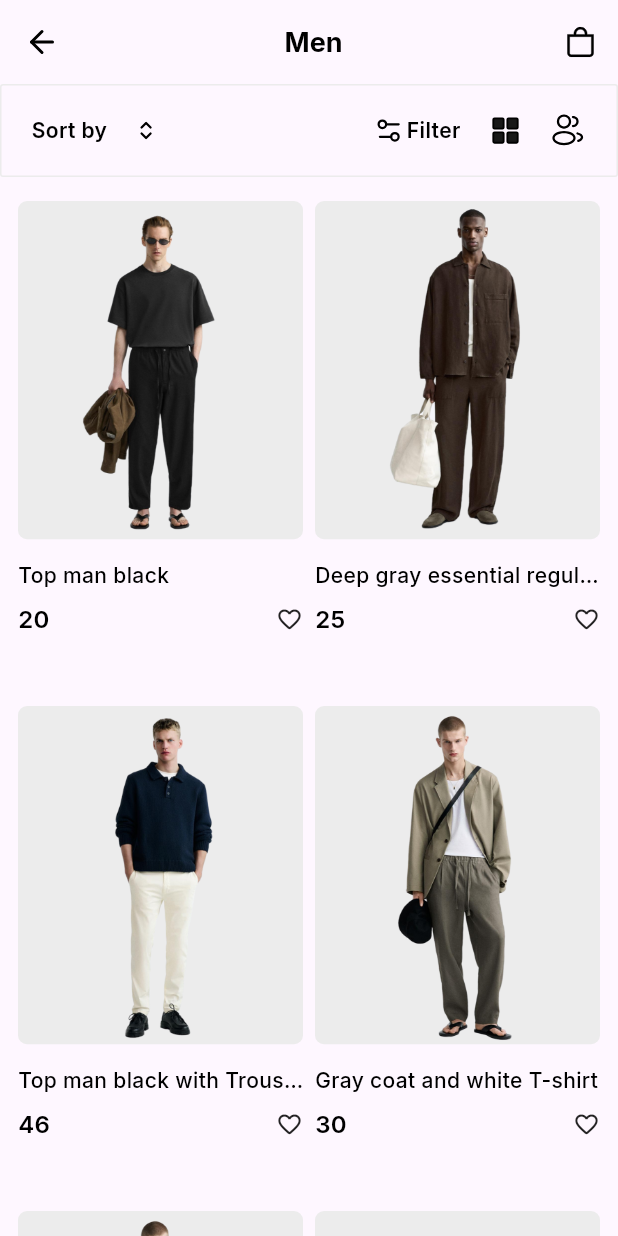
After one commit to kareemezzat25/runwayDesign, a Flutter app: the screen it shows after launch, after a tap on "Women", on a phone screen of 412 x 824 dp. The commit adds this screen. Run offline on Flutter 3.47's test engine with Material 3 defaults, Android fonts, the phone set to English and light mode, and no system bars; our stand-ins replace flutter_screenutil, flutter_svg, gap, google_fonts, video_player.

Commit message:
Cloth model

```diff
--- a/lib/core/resources/app_assets.dart
+++ b/lib/core/resources/app_assets.dart
@@ -1,16 +1,27 @@
 const String imageCategory = "assets/images/categories";
+const String imageModel = "assets/images/menmodels";
 const String logopath = "assets/logo";
 const String svgsPath = "assets/svgs";
 const String videosPath = "assets/videos";
 
 class AppAssets {
+  // image logo
   static const String appLogo = "$logopath/Runway.png";
+  // categories
   static const String womenCategory = "$imageCategory/women.png";
   static const String menCategory = "$imageCategory/men.png";
   static const String kidsCategory = "$imageCategory/kids.png";
   static const String dealsCategory = "$imageCategory/deals.png";
   static const String homeCategory = "$imageCategory/Home.png";
+  // models
+  static const String model1 = "$imageModel/model1.png";
+  static const String model2 = "$imageModel/model2.png";
+  static const String model3 = "$imageModel/model3.png";
+  static const String model4 = "$imageModel/model4.png";
+  static const String model5 = "$imageModel/model5.png";
+  static const String model6 = "$imageModel/model6.png";
 
+  //svgs
   static const String chartIcon = "$svgsPath/bar-chart.svg";
   static const String cartIcon = "$svgsPath/cart.svg";
   static const String filter = "$svgsPath/filter.svg";
@@ -19,6 +30,8 @@ class AppAssets {
   static const String notificationIcon = "$svgsPath/notification.svg";
   static const String sortIcon = "$svgsPath/sort.svg";
   static const String usersIcon = "$svgsPath/users.svg";
+  static const String arrowLeftIcon = "$svgsPath/arrow-left.svg";
 
+  //videos
   static const String homeVideo = "$videosPath/homevideo.mov";
 }
--- a/lib/core/resources/app_colors.dart
+++ b/lib/core/resources/app_colors.dart
@@ -3,4 +3,5 @@ import 'package:flutter/material.dart';
 class AppColors {
   static const Color blackColor = Color(0xff000000);
   static const Color textBlackColor = Color(0xff131313);
+  static const Color clothColor = Color(0xffECECEC);
 }
--- a/lib/core/resources/app_data.dart
+++ b/lib/core/resources/app_data.dart
@@ -1,5 +1,6 @@
 import 'package:runway_app/core/resources/app_assets.dart';
 import 'package:runway_app/models/category_model.dart';
+import 'package:runway_app/models/cloth_model.dart';
 
 class AppData {
   static List<CategoryModel> categories = [
@@ -14,4 +15,37 @@ class AppData {
       categoryName: "Deals",
     ),
   ];
+
+  static List<ClothModel> clothModels = [
+    ClothModel(
+      clothImage: AppAssets.model1,
+      clothTitle: "Top man black",
+      clothPrice: "20",
+    ),
+    ClothModel(
+      clothImage: AppAssets.model2,
+      clothTitle: "Deep gray essential regular",
+      clothPrice: "25",
+    ),
+    ClothModel(
+      clothImage: AppAssets.model3,
+      clothTitle: "Top man black with Trousiers",
+      clothPrice: "46",
+    ),
+    ClothModel(
+      clothImage: AppAssets.model4,
+      clothTitle: "Gray coat and white T-shirt",
+      clothPrice: "30",
+    ),
+    ClothModel(
+      clothImage: AppAssets.model4,
+      clothTitle: "Top man black",
+      clothPrice: "32",
+    ),
+    ClothModel(
+      clothImage: AppAssets.model6,
+      clothTitle: "Top man black",
+      clothPrice: "43",
+    ),
+  ];
 }
--- a/lib/main.dart
+++ b/lib/main.dart
@@ -1,6 +1,7 @@
 import 'package:flutter/material.dart';
 import 'package:flutter_screenutil/flutter_screenutil.dart';
 import 'package:runway_app/views/homeview.dart';
+import 'package:runway_app/views/modelview.dart';
 import 'package:runway_app/views/splashview.dart';
 
 void main() {
@@ -22,6 +23,7 @@ class MyApp extends StatelessWidget {
           routes: {
             SplashView.routeName: (context) => SplashView(),
             HomeView.routeName: (context) => HomeView(),
+            ModelView.routeName: (context) => ModelView(),
           },
           debugShowCheckedModeBanner: false,
         );
--- /dev/null
+++ b/lib/models/cloth_model.dart
@@ -0,0 +1,11 @@
+class ClothModel {
+  String clothImage;
+  String clothTitle;
+  String clothPrice;
+
+  ClothModel({
+    required this.clothImage,
+    required this.clothTitle,
+    required this.clothPrice,
+  });
+}
--- a/lib/views/homeview.dart
+++ b/lib/views/homeview.dart
@@ -6,6 +6,7 @@ import 'package:google_fonts/google_fonts.dart';
 import 'package:runway_app/core/resources/app_assets.dart';
 import 'package:runway_app/core/resources/app_colors.dart';
 import 'package:runway_app/core/resources/app_data.dart';
+import 'package:runway_app/widgets/category_Item.dart';
 import 'package:runway_app/widgets/customappbar.dart';
 import 'package:video_player/video_player.dart';
 
@@ -70,23 +71,10 @@ class _HomeViewState extends State<HomeView> {
                       scrollDirection: Axis.horizontal,
 
                       itemBuilder: (context, index) {
-                        return Column(
-                          children: [
-                            Image.asset(
+                        return CategoryItem(
+                          categoryImage:
                               AppData.categories[index].categoryImage,
-                              width: 75,
-                              fit: BoxFit.fill,
-                            ),
-                            Gap(12),
-                            Text(
-                              AppData.categories[index].categoryName,
-                              style: GoogleFonts.inter(
-                                fontSize: 14,
-                                fontWeight: FontWeight.w600,
-                                color: AppColors.textBlackColor,
-                              ),
-                            ),
-                          ],
+                          categoryName: AppData.categories[index].categoryName,
                         );
                       },
                       separatorBuilder: (context, index) {
--- /dev/null
+++ b/lib/views/modelview.dart
@@ -0,0 +1,131 @@
+import 'package:flutter/material.dart';
+import 'package:flutter_screenutil/flutter_screenutil.dart';
+import 'package:flutter_svg/svg.dart';
+import 'package:gap/gap.dart';
+import 'package:google_fonts/google_fonts.dart';
+import 'package:runway_app/core/resources/app_assets.dart';
+import 'package:runway_app/core/resources/app_colors.dart';
+import 'package:runway_app/core/resources/app_data.dart';
+import 'package:runway_app/widgets/customappbar.dart';
+
+class ModelView extends StatelessWidget {
+  static const String routeName = "Modelview";
+  const ModelView({super.key});
+
+  @override
+  Widget build(BuildContext context) {
+    return Scaffold(
+      appBar: CustomAppBar(
+        leadingIcon: AppAssets.arrowLeftIcon,
+        title: "Men",
+        suffixIcon: AppAssets.cartIcon,
+      ),
+      body: SingleChildScrollView(
+        child: Column(
+          children: [
+            Container(
+              padding: EdgeInsets.symmetric(horizontal: 20, vertical: 18),
+              decoration: BoxDecoration(
+                shape: BoxShape.rectangle,
+                border: Border.fromBorderSide(
+                  BorderSide(color: AppColors.clothColor),
+                ),
+                borderRadius: BorderRadius.all(Radius.circular(2)),
+              ),
+              child: Row(
+                children: [
+                  Text(
+                    "Sort by",
+                    style: GoogleFonts.inter(
+                      fontSize: 14,
+                      fontWeight: FontWeight.w600,
+                      color: AppColors.blackColor,
+                    ),
+                  ),
+                  Gap(20),
+                  SvgPicture.asset(AppAssets.sortIcon),
+                  Spacer(),
+                  SvgPicture.asset(AppAssets.filter),
+                  Gap(4),
+                  Text(
+                    "Filter",
+                    style: GoogleFonts.inter(
+                      fontSize: 14,
+                      fontWeight: FontWeight.w600,
+                      color: AppColors.blackColor,
+                    ),
+                  ),
+                  Gap(20),
+                  SvgPicture.asset(AppAssets.ionGrid),
+                  Gap(20),
+                  SvgPicture.asset(AppAssets.usersIcon),
+                ],
+              ),
+            ),
+            Gap(16),
+            Padding(
+              padding: const EdgeInsets.symmetric(horizontal: 12.0),
+              child: GridView.builder(
+                shrinkWrap: true,
+                physics: BouncingScrollPhysics(),
+                gridDelegate: SliverGridDelegateWithFixedCrossAxisCount(
+                  crossAxisCount: 2,
+                  mainAxisSpacing: 20,
+                  crossAxisSpacing: 8,
+                  childAspectRatio: 0.6,
+                ),
+                itemCount: AppData.clothModels.length,
+                itemBuilder: (context, index) {
+                  return Column(
+                    crossAxisAlignment: CrossAxisAlignment.start,
+                    children: [
+                      Container(
+                        width: 200.w,
+                        height: 255.h,
+                        padding: EdgeInsets.symmetric(horizontal: 42),
+                        decoration: BoxDecoration(
+                          color: AppColors.clothColor,
+                          borderRadius: BorderRadius.all(Radius.circular(6)),
+                        ),
+                        child: Image.asset(
+                          AppData.clothModels[index].clothImage,
+                        ),
+                      ),
+                      Gap(14),
+                      Text(
+                        AppData.clothModels[index].clothTitle,
+                        style: GoogleFonts.inter(
+                          fontSize: 14,
+                          fontWeight: FontWeight.w500,
+                          color: AppColors.blackColor,
+                        ),
+                        maxLines: 1,
+                        overflow: TextOverflow.ellipsis,
+                      ),
+                      Gap(8),
+                      Row(
+                        mainAxisAlignment: MainAxisAlignment.spaceBetween,
+                        children: [
+                          Text(
+                            AppData.clothModels[index].clothPrice,
+
+                            style: GoogleFonts.inter(
+                              fontSize: 16,
+                              fontWeight: FontWeight.w600,
+                              color: AppColors.blackColor,
+                            ),
+                          ),
+                          Icon(Icons.favorite_outline_rounded, size: 18),
+                        ],
+                      ),
+                    ],
+                  );
+                },
+              ),
+            ),
+          ],
+        ),
+      ),
+    );
+  }
+}
--- /dev/null
+++ b/lib/widgets/category_Item.dart
@@ -0,0 +1,40 @@
+import 'package:flutter/material.dart';
+import 'package:flutter_screenutil/flutter_screenutil.dart';
+import 'package:gap/gap.dart';
+import 'package:google_fonts/google_fonts.dart';
+import 'package:runway_app/core/resources/app_colors.dart';
+import 'package:runway_app/core/resources/app_data.dart';
+import 'package:runway_app/views/modelview.dart';
+
+class CategoryItem extends StatelessWidget {
+  String categoryImage;
+  String categoryName;
+  CategoryItem({
+    required this.categoryImage,
+    required this.categoryName,
+    super.key,
+  });
+
+  @override
+  Widget build(BuildContext context) {
+    return GestureDetector(
+      onTap: () {
+        Navigator.pushNamed(context, ModelView.routeName);
+      },
+      child: Column(
+        children: [
+          Image.asset(categoryImage, width: 75, fit: BoxFit.fill),
+          Gap(12),
+          Text(
+            categoryName,
+            style: GoogleFonts.inter(
+              fontSize: 14,
+              fontWeight: FontWeight.w600,
+              color: AppColors.textBlackColor,
+            ),
+          ),
+        ],
+      ),
+    );
+  }
+}
--- a/pubspec.yaml
+++ b/pubspec.yaml
@@ -37,6 +37,7 @@ flutter:
 
   assets:
     - assets/images/categories/
+    - assets/images/menmodels/
     - assets/logo/
     - assets/svgs/
     - assets/videos/
```
Also changed, not shown: assets/images/menmodels/model1.png (added), assets/images/menmodels/model2.png (added), assets/images/menmodels/model3.png (added), assets/images/menmodels/model4.png (added), assets/images/menmodels/model5.png (added), assets/images/menmodels/model6.png (added), assets/svgs/arrow-left.svg (added).
